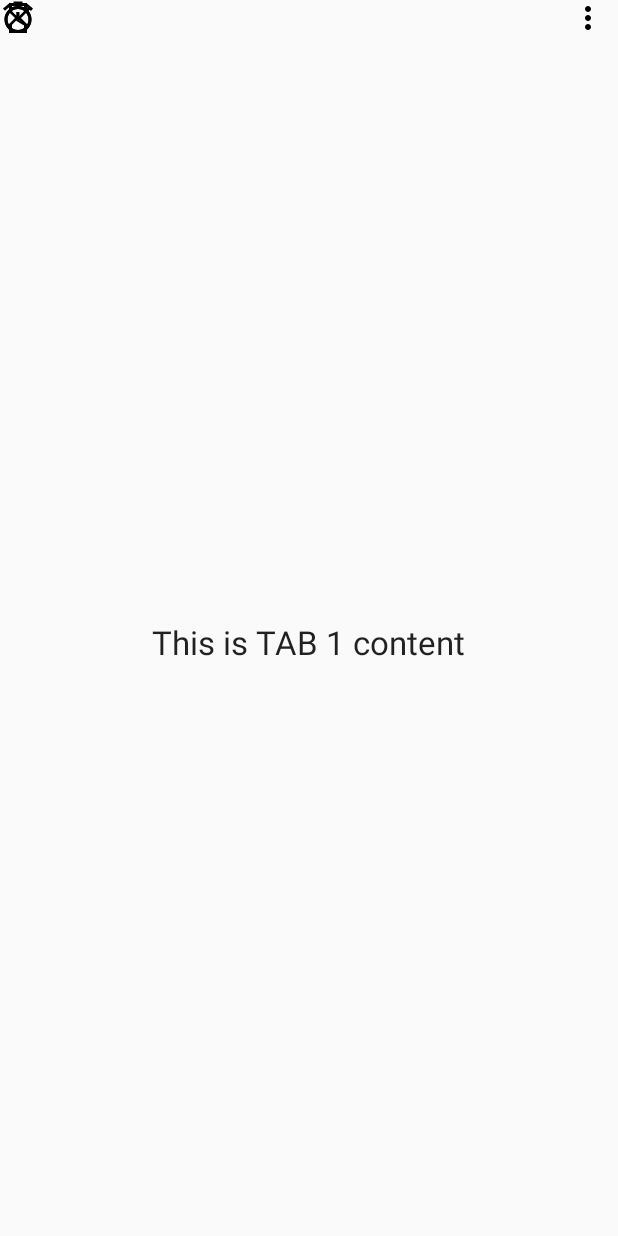
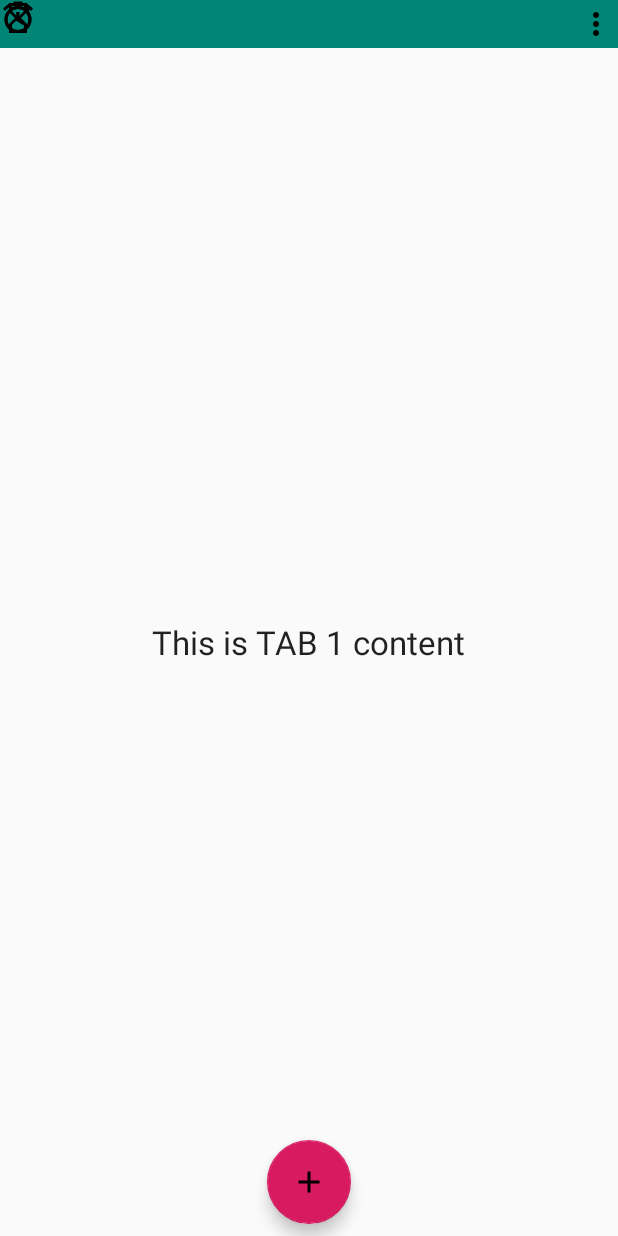
Before and after one commit to pawelsa/AlarmClockNFC, an Android app: the screen it shows after launch (MainActivity), on a phone screen of 412 x 824 dp. Run offline under Robolectric (Android 15) with nearby library versions, the phone set to English and light mode, and no system bars; plain views replace EasyTabImageView, EasyTabs; 1 statement that could not run was skipped.

Commit message:
Added app shortcuts. Added FAB to tabs, but it is not working correctly. ViewPagerListener causes problems

```diff
--- a/app/src/main/AndroidManifest.xml
+++ b/app/src/main/AndroidManifest.xml
@@ -3,6 +3,7 @@
           package="com.helpfulapps.alarmclock">
 
     <application
+            android:name=".App"
             android:allowBackup="true"
             android:icon="@mipmap/ic_launcher"
             android:label="@string/app_name"
@@ -15,6 +16,9 @@
 
                 <category android:name="android.intent.category.LAUNCHER"/>
             </intent-filter>
+            <meta-data
+                android:name="android.app.shortcuts"
+                android:resource="@xml/shortcuts"/>
         </activity>
     </application>
 
--- /dev/null
+++ b/app/src/main/java/com/helpfulapps/alarmclock/Pager.kt
@@ -0,0 +1,77 @@
+package com.helpfulapps.alarmclock
+
+import android.util.Log
+import android.view.animation.AnimationUtils
+import androidx.viewpager.widget.ViewPager
+import com.google.android.material.floatingactionbutton.FloatingActionButton
+
+class Pager(private val floatingActionButton: FloatingActionButton) : ViewPager.OnPageChangeListener {
+    private var state = 0
+    private var isFloatButtonHidden = false
+    private var position = 0
+
+    private val TAG = this.javaClass.name
+    var first: Boolean = true
+
+    override fun onPageScrolled(position: Int, positionOffset: Float, positionOffsetPixels: Int) {
+
+        if (first && positionOffset == 0f && positionOffsetPixels == 0){
+            onPageSelected(0)
+            first = false
+        }
+        Log.d(TAG, "onPageScrolled: $position")
+        if (!isFloatButtonHidden && state == 1 && positionOffset.toDouble() != 0.0) {
+            isFloatButtonHidden = true
+
+            //hide floating action button
+            swappingAway()
+        }
+    }
+
+    override fun onPageSelected(position: Int) {
+        //reset floating
+        this.position = position
+        Log.d(TAG, "onPageSelected: $position")
+        if (state == 2) {
+            //have end in selected tab
+            isFloatButtonHidden = false
+            selectedTabs(position)
+
+        }
+    }
+
+    override fun onPageScrollStateChanged(state: Int) {
+        //state 0 = nothing happen, state 1 = begining scrolling, state 2 = stop at selected tab.
+        this.state = state
+        if (state == 0) {
+            isFloatButtonHidden = false
+        } else if (state == 2 && isFloatButtonHidden) {
+            //this only happen if user is swapping but swap back to current tab (cancel to change tab)
+            selectedTabs(position)
+        }
+
+    }
+
+
+    private fun swappingAway() {
+        floatingActionButton.clearAnimation()
+        val animation = AnimationUtils.loadAnimation(floatingActionButton.context, R.anim.pop_down)
+        floatingActionButton.startAnimation(animation)
+    }
+
+    private fun selectedTabs(tab: Int) {
+        Log.d(TAG, "selectedTabs: $tab")
+        val icon = when (tab) {
+            0 -> R.drawable.ic_add
+            else -> R.drawable.ic_start
+        }
+        floatingActionButton.setImageResource(icon)
+        floatingActionButton.show()
+
+        floatingActionButton.clearAnimation()
+        val animation = AnimationUtils.loadAnimation(floatingActionButton.context, R.anim.pop_up)
+        floatingActionButton.startAnimation(animation)
+
+        //you can do more task. for example, change color for each tabs, or custom action for each tabs.
+    }
+}
--- a/app/src/main/java/com/helpfulapps/alarmclock/Adapter.kt
+++ b/app/src/main/java/com/helpfulapps/alarmclock/TabAdapter.kt
@@ -4,7 +4,7 @@ import androidx.fragment.app.Fragment
 import androidx.fragment.app.FragmentManager
 import androidx.fragment.app.FragmentStatePagerAdapter
 
-class Adapter(fragmentManager: FragmentManager) : FragmentStatePagerAdapter(fragmentManager) {
+class TabAdapter(fragmentManager: FragmentManager) : FragmentStatePagerAdapter(fragmentManager) {
 
     override fun getItem(position: Int): Fragment? {
 
--- /dev/null
+++ b/app/src/main/res/anim/pop_down.xml
@@ -0,0 +1,12 @@
+<?xml version="1.0" encoding="utf-8"?>
+<scale xmlns:android="http://schemas.android.com/apk/res/android"
+	   android:fromXScale="1.0"
+	   android:fromYScale="1.0"
+	   android:toXScale="0.0"
+	   android:toYScale="0.0"
+	   android:duration="100"
+	   android:pivotX="50%"
+	   android:pivotY="50%"
+	   android:shareInterpolator="true"
+	   android:fillAfter="true">
+</scale>
--- /dev/null
+++ b/app/src/main/res/anim/pop_up.xml
@@ -0,0 +1,14 @@
+<?xml version="1.0" encoding="utf-8"?>
+<scale xmlns:android="http://schemas.android.com/apk/res/android"
+	   android:fromXScale="0.0"
+	   android:fromYScale="0.0"
+	   android:toXScale="1.0"
+	   android:toYScale="1.0"
+	   android:duration="300"
+	   android:pivotX="50%"
+	   android:pivotY="50%"
+	   android:startOffset="200"
+	   android:interpolator="@android:anim/accelerate_decelerate_interpolator"
+	   android:shareInterpolator="true"
+	   android:fillAfter="true">
+</scale>
--- /dev/null
+++ b/app/src/main/res/drawable/ic_add.xml
@@ -0,0 +1,9 @@
+<vector xmlns:android="http://schemas.android.com/apk/res/android"
+        android:width="24dp"
+        android:height="24dp"
+        android:viewportWidth="24.0"
+        android:viewportHeight="24.0">
+    <path
+        android:fillColor="#FF000000"
+        android:pathData="M19,13h-6v6h-2v-6H5v-2h6V5h2v6h6v2z"/>
+</vector>
--- a/app/src/main/res/drawable/ic_menu.xml
+++ b/app/src/main/res/drawable/ic_menu.xml
@@ -4,6 +4,6 @@
         android:viewportWidth="24.0"
         android:viewportHeight="24.0">
     <path
-        android:fillColor="#FF000000"
+        android:fillColor="@color/menuIcon"
         android:pathData="M12,8c1.1,0 2,-0.9 2,-2s-0.9,-2 -2,-2 -2,0.9 -2,2 0.9,2 2,2zM12,10c-1.1,0 -2,0.9 -2,2s0.9,2 2,2 2,-0.9 2,-2 -0.9,-2 -2,-2zM12,16c-1.1,0 -2,0.9 -2,2s0.9,2 2,2 2,-0.9 2,-2 -0.9,-2 -2,-2z"/>
 </vector>
--- /dev/null
+++ b/app/src/main/res/drawable/ic_start.xml
@@ -0,0 +1,9 @@
+<vector xmlns:android="http://schemas.android.com/apk/res/android"
+        android:width="24dp"
+        android:height="24dp"
+        android:viewportWidth="24.0"
+        android:viewportHeight="24.0">
+    <path
+        android:fillColor="#FF000000"
+        android:pathData="M8,5v14l11,-7z"/>
+</vector>
--- /dev/null
+++ b/app/src/main/res/drawable/indicator.xml
@@ -0,0 +1,7 @@
+<?xml version="1.0" encoding="UTF-8"?>
+<shape android:shape="rectangle"
+	   xmlns:android="http://schemas.android.com/apk/res/android" >
+
+	<corners android:radius="10dp"/>
+
+</shape>
--- a/app/src/main/res/layout/activity_main.xml
+++ b/app/src/main/res/layout/activity_main.xml
@@ -8,49 +8,82 @@
 		android:layout_height="match_parent"
 		tools:context=".MainActivity">
 
+	<androidx.constraintlayout.widget.ConstraintLayout
+			android:id="@+id/toolbar_layout"
+			android:background="@color/toolbar"
+			android:layout_width="match_parent"
+			android:layout_height="wrap_content"
+			android:orientation="horizontal"
+			app:layout_constraintTop_toTopOf="parent"
+			app:layout_constraintStart_toStartOf="parent"
+			app:layout_constraintEnd_toEndOf="parent">
+
 		<com.loicteillard.easytabs.EasyTabs
 				android:id="@+id/easyTabs"
 				android:layout_width="0dp"
 				android:layout_height="wrap_content"
+				easytabs:selected_color="@color/tabActive"
+				easytabs:unselected_color="@color/tabNotActive"
+				easytabs:selected_size="@dimen/indicator_size"
+				easytabs:selected_padding_bottom="10dp"
+				easytabs:selected_padding_top="10dp"
+				easytabs:indicator_shape="@drawable/indicator"
 				app:layout_constraintTop_toTopOf="parent"
 				app:layout_constraintStart_toStartOf="parent"
-			app:layout_constraintEnd_toStartOf="@+id/menu">
+				app:layout_constraintBottom_toBottomOf="parent"
+				app:layout_constraintEnd_toStartOf="@+id/menu"
+		>
 
 			<com.loicteillard.easytabs.EasyTabImageView
 					android:layout_width="wrap_content"
 					android:layout_height="wrap_content"
-				easytabs:selected_color="@color/colorAccent"
 					android:src="@drawable/ic_alarm" />
 
 			<com.loicteillard.easytabs.EasyTabImageView
 					android:layout_width="wrap_content"
 					android:layout_height="wrap_content"
-				easytabs:selected_color="@color/colorAccent"
 					android:src="@drawable/ic_hourglass" />
 
 			<com.loicteillard.easytabs.EasyTabImageView
 					android:layout_width="wrap_content"
 					android:layout_height="wrap_content"
-				easytabs:selected_color="@color/colorAccent"
 					android:src="@drawable/ic_stopwatch" />
 
 		</com.loicteillard.easytabs.EasyTabs>
 
-	<ImageView
+		<ImageButton
 				android:id="@+id/menu"
 				android:src="@drawable/ic_menu"
-			android:layout_width="wrap_content"
-			android:layout_height="wrap_content"
+				android:layout_width="@dimen/menu_icon_width"
+				android:layout_height="@dimen/menu_icon_height"
+				android:minHeight="0dp"
+				android:minWidth="0dp"
+				style="@style/Widget.AppCompat.Button.Borderless"
 				app:layout_constraintEnd_toEndOf="parent"
-			android:layout_marginEnd="8dp"
-			app:layout_constraintTop_toTopOf="parent" />
+				app:layout_constraintBottom_toBottomOf="@+id/easyTabs"
+				app:layout_constraintTop_toTopOf="@+id/easyTabs" />
+	</androidx.constraintlayout.widget.ConstraintLayout>
+
 	<androidx.viewpager.widget.ViewPager
 			android:id="@+id/viewpager"
 			android:layout_width="0dp"
 			android:layout_height="0dp"
-			app:layout_constraintTop_toBottomOf="@+id/easyTabs"
+			app:layout_constraintTop_toBottomOf="@+id/toolbar_layout"
 			app:layout_constraintStart_toStartOf="parent"
 			app:layout_constraintEnd_toEndOf="parent"
+			app:layout_constraintBottom_toBottomOf="parent">
+	</androidx.viewpager.widget.ViewPager>
+	<com.google.android.material.floatingactionbutton.FloatingActionButton
+			android:layout_width="wrap_content"
+			android:layout_height="wrap_content"
+			android:clickable="true"
+			app:srcCompat="@drawable/ic_add"
+			android:id="@+id/floatingActionButton"
+			android:layout_marginEnd="8dp"
+			app:layout_constraintEnd_toEndOf="parent"
+			android:layout_marginStart="8dp"
+			app:layout_constraintStart_toStartOf="parent"
+			android:layout_marginBottom="8dp"
 			app:layout_constraintBottom_toBottomOf="parent" />
 
 
--- a/app/src/main/res/mipmap-anydpi-v26/ic_launcher_round.xml
+++ b/app/src/main/res/mipmap-anydpi-v26/ic_launcher_round.xml
@@ -1,5 +1,6 @@
 <?xml version="1.0" encoding="utf-8"?>
 <adaptive-icon xmlns:android="http://schemas.android.com/apk/res/android">
     <background android:drawable="@drawable/ic_launcher_background"/>
-    <foreground android:drawable="@drawable/ic_launcher_foreground"/>
+    <foreground android:drawable="@drawable/ic_launcher_foreground"
+    />
 </adaptive-icon>
--- a/app/src/main/res/values/colors.xml
+++ b/app/src/main/res/values/colors.xml
@@ -3,4 +3,10 @@
     <color name="colorPrimary">#008577</color>
     <color name="colorPrimaryDark">#00574B</color>
     <color name="colorAccent">#D81B60</color>
+
+    <color name="toolbar">#008577</color>
+    <color name="tabActive">#D81B60</color>
+    <color name="tabNotActive">#000</color>
+    <color name="menuIcon">#000</color>
+    <color name="indicator">#D81B60</color>
 </resources>
--- /dev/null
+++ b/app/src/main/res/values/dimens.xml
@@ -0,0 +1,6 @@
+<?xml version="1.0" encoding="utf-8"?>
+<resources>
+	<dimen name="indicator_size">50dp</dimen>
+	<dimen name="menu_icon_width">30dp</dimen>
+	<dimen name="menu_icon_height">0dp</dimen>
+</resources>
--- a/app/src/main/res/values/strings.xml
+++ b/app/src/main/res/values/strings.xml
@@ -1,3 +1,7 @@
 <resources>
     <string name="app_name">AlarmClock</string>
+
+    <string name="add_alarm_short">Add alarm</string>
+    <string name="start_stopwatch_short">Start stopwatch</string>
+    <string name="set_hourglass_short">Set hourglass</string>
 </resources>
--- a/app/src/main/res/values/styles.xml
+++ b/app/src/main/res/values/styles.xml
@@ -8,4 +8,5 @@
         <item name="colorAccent">@color/colorAccent</item>
     </style>
 
+
 </resources>
```
Also changed, not shown: app/src/main/java/com/helpfulapps/alarmclock/MainActivity.kt (+73 -1 lines), app/src/main/res/drawable/ic_indicator.xml (added, +7 -0 lines), app/src/main/res/drawable/ic_indicator2.xml (added, +10 -0 lines), app/src/main/res/xml/shortcuts.xml (added, +43 -0 lines). Lines whose indentation alone changed are shown as unchanged.
